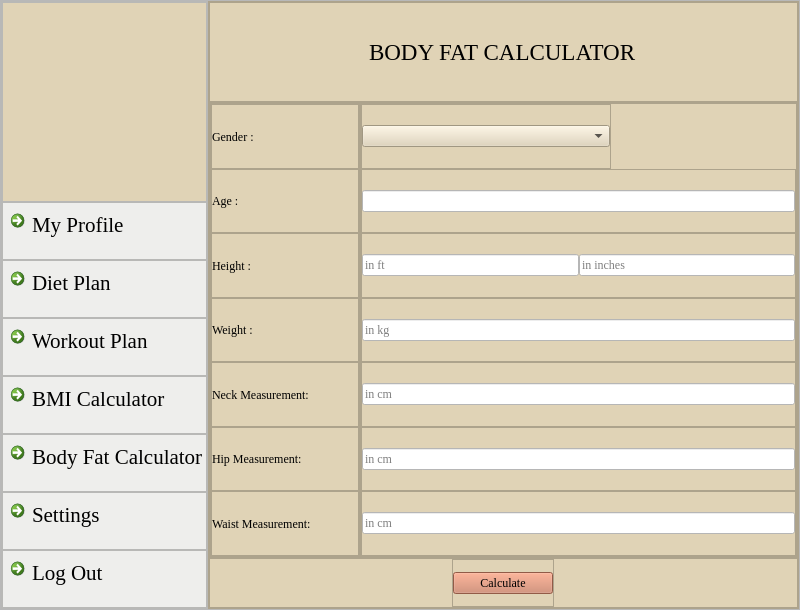
skidgefries/rightmeal, file bodyfat.ui: the form before one commit.
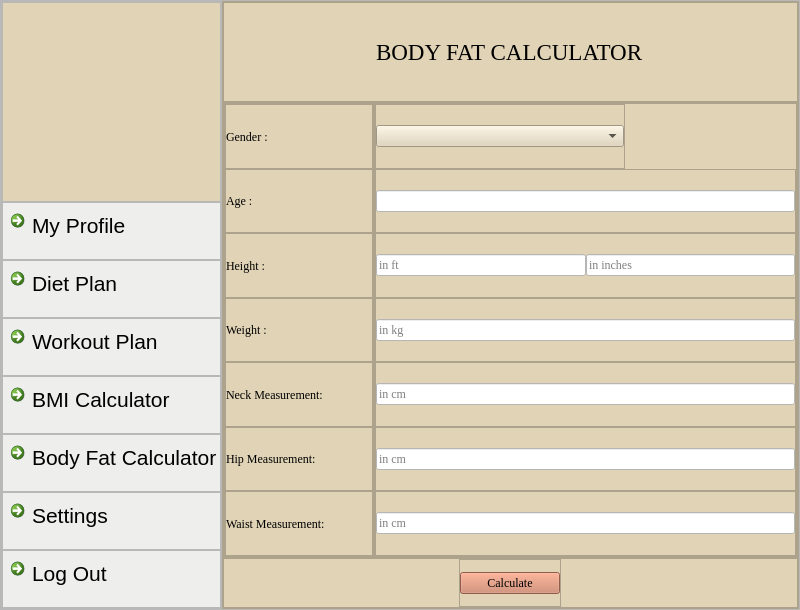
The form after the commit. Icons and pictures are not drawn.

What changed in the file:
```diff
--- a/bodyfat.ui
+++ b/bodyfat.ui
@@ -183,7 +183,7 @@
               <widget class="QCommandLinkButton" name="commandLinkButton_6">
                <property name="font">
                 <font>
-                 <family>Times New Roman</family>
+                 <family>Segoe UI</family>
                  <pointsize>16</pointsize>
                  <bold>false</bold>
                 </font>
@@ -224,7 +224,7 @@
               <widget class="QCommandLinkButton" name="commandLinkButton_21">
                <property name="font">
                 <font>
-                 <family>Times New Roman</family>
+                 <family>Segoe UI</family>
                  <pointsize>16</pointsize>
                  <bold>false</bold>
                 </font>
@@ -265,7 +265,7 @@
               <widget class="QCommandLinkButton" name="commandLinkButton_22">
                <property name="font">
                 <font>
-                 <family>Times New Roman</family>
+                 <family>Segoe UI</family>
                  <pointsize>16</pointsize>
                  <bold>false</bold>
                 </font>
@@ -306,7 +306,7 @@
               <widget class="QCommandLinkButton" name="commandLinkButton_23">
                <property name="font">
                 <font>
-                 <family>Times New Roman</family>
+                 <family>Segoe UI</family>
                  <pointsize>16</pointsize>
                  <bold>false</bold>
                 </font>
@@ -347,7 +347,7 @@
               <widget class="QCommandLinkButton" name="commandLinkButton_24">
                <property name="font">
                 <font>
-                 <family>Times New Roman</family>
+                 <family>Segoe UI</family>
                  <pointsize>16</pointsize>
                  <bold>false</bold>
                 </font>
@@ -388,7 +388,7 @@
               <widget class="QCommandLinkButton" name="commandLinkButton_25">
                <property name="font">
                 <font>
-                 <family>Times New Roman</family>
+                 <family>Segoe UI</family>
                  <pointsize>16</pointsize>
                  <bold>false</bold>
                 </font>
@@ -429,7 +429,7 @@
               <widget class="QCommandLinkButton" name="commandLinkButton_26">
                <property name="font">
                 <font>
-                 <family>Times New Roman</family>
+                 <family>Segoe UI</family>
                  <pointsize>16</pointsize>
                  <bold>false</bold>
                 </font>
```
Left out of the diff: 6 changed lines with no effect on the pictures.
